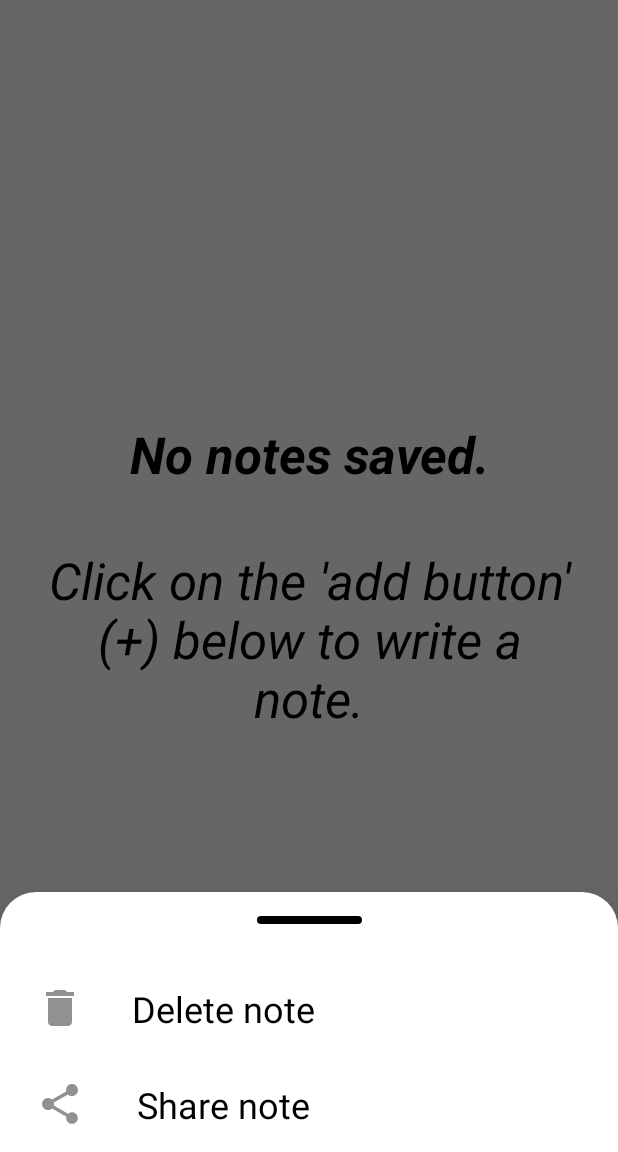
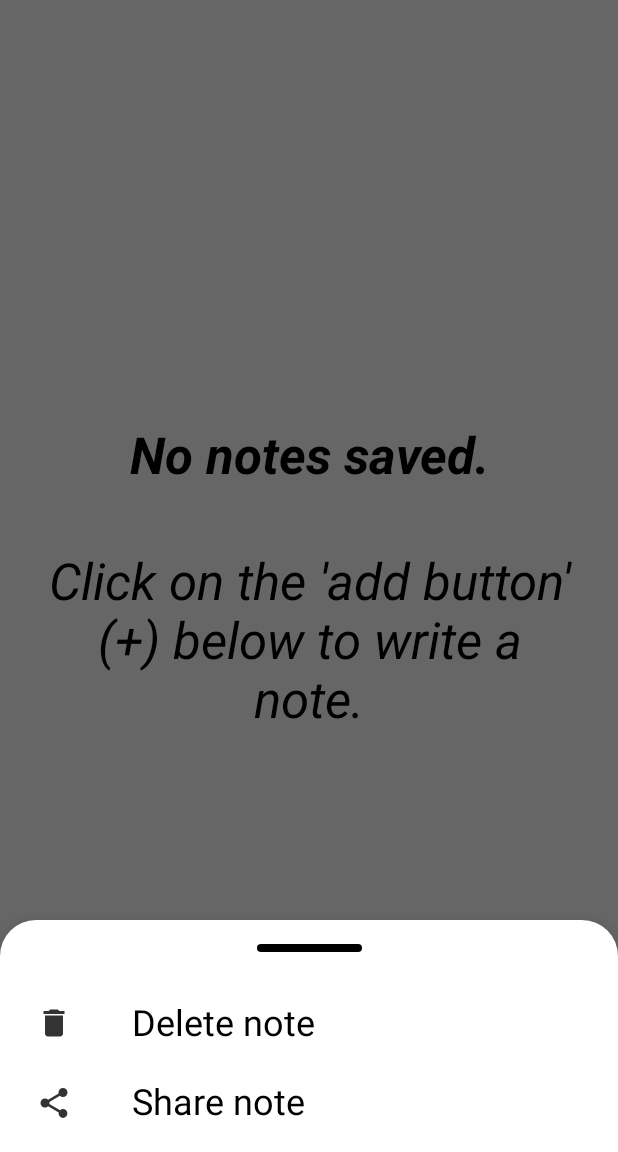
Before and after one commit to Nnamodi/Jotter, an Android app: the fragment JotBottomSheet placed in its activity, on a phone screen of 412 x 824 dp, the part 84-1236 px from its top. Run offline under Robolectric (Android 15) with nearby library versions, the phone set to English and light mode, and no system bars; our stand-ins replace Room's generated code, navigation-ui.

Commit message:
Few fixes

```diff
--- a/app/src/main/res/drawable-anydpi/delete_icon.xml
+++ b/app/src/main/res/drawable-anydpi/delete_icon.xml
@@ -3,9 +3,9 @@
     android:height="24dp"
     android:viewportWidth="24"
     android:viewportHeight="24"
-    android:tint="@color/grey"
+    android:tint="@color/primaryTextColor"
     android:alpha="0.8">
   <path
-      android:fillColor="@color/grey"
+      android:fillColor="@color/primaryTextColor"
       android:pathData="M6,19c0,1.1 0.9,2 2,2h8c1.1,0 2,-0.9 2,-2V7H6v12zM19,4h-3.5l-1,-1h-5l-1,1H5v2h14V4z"/>
 </vector>
--- a/app/src/main/res/drawable-anydpi/share_icon.xml
+++ b/app/src/main/res/drawable-anydpi/share_icon.xml
@@ -3,9 +3,9 @@
     android:height="24dp"
     android:viewportWidth="24"
     android:viewportHeight="24"
-    android:tint="@color/grey"
+    android:tint="@color/primaryTextColor"
     android:alpha="0.8">
   <path
-      android:fillColor="@color/grey"
+      android:fillColor="@color/primaryTextColor"
       android:pathData="M18,16.08c-0.76,0 -1.44,0.3 -1.96,0.77L8.91,12.7c0.05,-0.23 0.09,-0.46 0.09,-0.7s-0.04,-0.47 -0.09,-0.7l7.05,-4.11c0.54,0.5 1.25,0.81 2.04,0.81 1.66,0 3,-1.34 3,-3s-1.34,-3 -3,-3 -3,1.34 -3,3c0,0.24 0.04,0.47 0.09,0.7L8.04,9.81C7.5,9.31 6.79,9 6,9c-1.66,0 -3,1.34 -3,3s1.34,3 3,3c0.79,0 1.5,-0.31 2.04,-0.81l7.12,4.16c-0.05,0.21 -0.08,0.43 -0.08,0.65 0,1.61 1.31,2.92 2.92,2.92 1.61,0 2.92,-1.31 2.92,-2.92s-1.31,-2.92 -2.92,-2.92z"/>
 </vector>
--- a/app/src/main/res/drawable/divider.xml
+++ b/app/src/main/res/drawable/divider.xml
@@ -5,7 +5,7 @@
     <solid android:color="@color/black"/>
 
     <size android:height="5dp"
-        android:width="70dp"/>
+        android:width="40dp"/>
 
     <corners android:bottomLeftRadius="3dp"
         android:bottomRightRadius="3dp"
--- a/app/src/main/res/layout/jot_bottom_sheet.xml
+++ b/app/src/main/res/layout/jot_bottom_sheet.xml
@@ -8,7 +8,7 @@
 
     <androidx.constraintlayout.widget.ConstraintLayout
         android:layout_width="match_parent"
-        android:layout_height="match_parent">
+        android:layout_height="wrap_content">
 
         <View
             android:id="@+id/divider"
@@ -24,33 +24,36 @@
             android:id="@+id/delete_note"
             android:layout_width="0dp"
             android:layout_height="wrap_content"
-            android:layout_marginTop="24dp"
+            android:layout_marginTop="20dp"
             app:layout_constraintEnd_toEndOf="parent"
             app:layout_constraintStart_toStartOf="parent"
             app:layout_constraintTop_toBottomOf="@+id/divider">
 
             <ImageView
                 android:id="@+id/delete"
-                android:layout_width="32dp"
-                android:layout_height="32dp"
+                android:layout_width="24dp"
+                android:layout_height="24dp"
                 android:layout_marginStart="24dp"
-                android:layout_marginTop="16dp"
-                android:layout_marginBottom="16dp"
+                android:layout_marginTop="4dp"
+                android:layout_marginBottom="2dp"
                 android:contentDescription="@string/delete_note"
-                app:layout_constraintBottom_toBottomOf="parent"
+                app:layout_constraintBottom_toBottomOf="@+id/textView"
                 app:layout_constraintStart_toStartOf="parent"
-                app:layout_constraintTop_toTopOf="parent"
-                app:srcCompat="@drawable/delete_icon" />
+                app:layout_constraintTop_toTopOf="@+id/textView"
+                app:srcCompat="@drawable/delete_icon"
+                app:tint="?attr/colorOnSecondary" />
 
             <TextView
+                android:id="@+id/textView"
                 android:layout_width="0dp"
                 android:layout_height="wrap_content"
-                android:layout_marginStart="32dp"
-                android:layout_marginTop="16dp"
-                android:layout_marginEnd="202dp"
-                android:gravity="center"
+                android:layout_marginStart="40dp"
+                android:layout_marginTop="10dp"
+                android:layout_marginEnd="16dp"
+                android:layout_marginBottom="10dp"
                 android:text="@string/delete_note"
                 android:textSize="24sp"
+                app:layout_constraintBottom_toBottomOf="parent"
                 app:layout_constraintEnd_toEndOf="parent"
                 app:layout_constraintStart_toEndOf="@id/delete"
                 app:layout_constraintTop_toTopOf="parent" />
@@ -60,32 +63,37 @@
             android:id="@+id/share_note"
             android:layout_width="0dp"
             android:layout_height="wrap_content"
+            android:layout_marginBottom="8dp"
+            app:layout_constraintBottom_toBottomOf="parent"
             app:layout_constraintEnd_toEndOf="parent"
             app:layout_constraintStart_toStartOf="parent"
             app:layout_constraintTop_toBottomOf="@+id/delete_note">
 
             <ImageView
                 android:id="@+id/share"
-                android:layout_width="32dp"
-                android:layout_height="32dp"
+                android:layout_width="24dp"
+                android:layout_height="24dp"
                 android:layout_marginStart="24dp"
-                android:layout_marginTop="16dp"
-                android:layout_marginBottom="16dp"
+                android:layout_marginTop="4dp"
+                android:layout_marginBottom="1dp"
                 android:contentDescription="@string/share_note"
-                app:layout_constraintBottom_toBottomOf="parent"
+                app:layout_constraintBottom_toBottomOf="@+id/textView2"
                 app:layout_constraintStart_toStartOf="parent"
-                app:layout_constraintTop_toTopOf="parent"
-                app:srcCompat="@drawable/share_icon" />
+                app:layout_constraintTop_toTopOf="@+id/textView2"
+                app:srcCompat="@drawable/share_icon"
+                app:tint="?attr/colorOnSecondary" />
 
             <TextView
+                android:id="@+id/textView2"
                 android:layout_width="0dp"
                 android:layout_height="wrap_content"
-                android:layout_marginStart="32dp"
-                android:layout_marginTop="16dp"
-                android:layout_marginEnd="202dp"
-                android:gravity="center"
+                android:layout_marginStart="40dp"
+                android:layout_marginTop="10dp"
+                android:layout_marginEnd="16dp"
+                android:layout_marginBottom="10dp"
                 android:text="@string/share_note"
                 android:textSize="24sp"
+                app:layout_constraintBottom_toBottomOf="parent"
                 app:layout_constraintEnd_toEndOf="parent"
                 app:layout_constraintStart_toEndOf="@id/share"
                 app:layout_constraintTop_toTopOf="parent" />
--- a/app/src/main/res/values-night/themes.xml
+++ b/app/src/main/res/values-night/themes.xml
@@ -8,7 +8,7 @@
         <!-- Secondary brand color. -->
         <item name="colorSecondary">@color/secondaryDarkColor</item>
         <item name="colorSecondaryVariant">@color/secondaryColor</item>
-        <item name="colorOnSecondary">@color/black</item>
+        <item name="colorOnSecondary">@color/secondaryTextColor</item>
         <!-- Status bar color. -->
         <item name="android:statusBarColor" tools:targetApi="l">?attr/colorPrimaryVariant</item>
         <!-- Customize your theme here. -->
@@ -16,6 +16,11 @@
         <item name="bottomSheetDialogTheme">@style/Jotter.BottomSheetDialog</item>
         <item name="floatingActionButtonStyle">@style/Widget.Design.FloatingActionButton</item>
         <item name="android:textColor">@color/primaryTextColor</item>
+        <item name="windowActionBar">false</item>
+        <item name="windowNoTitle">true</item>
+        <item name="windowActionModeOverlay">true</item>
+        <item name="actionModeStyle">@style/ActionModeStyle</item>
+        <item name="actionBarTheme">@style/MyActionBarTheme</item>
     </style>
 
     <!-- JotterBottomSheet Theme. -->
@@ -31,4 +36,13 @@
         <item name="cornerFamily">rounded</item>
         <item name="cornerSize">24dp</item>
     </style>
+
+    <!-- ActionBar Theme -->
+    <style name="MyActionBarTheme" parent="ThemeOverlay.AppCompat.Dark.ActionBar">
+        <item name="colorControlNormal">@color/primaryTextColor</item>
+    </style>
+
+    <style name="ActionModeStyle" parent="@style/Widget.AppCompat.ActionMode">
+        <item name="background">?attr/colorPrimaryVariant</item>
+    </style>
 </resources>
--- a/app/src/main/res/values/themes.xml
+++ b/app/src/main/res/values/themes.xml
@@ -16,6 +16,11 @@
         <item name="bottomSheetDialogTheme">@style/Jotter.BottomSheetDialog</item>
         <item name="floatingActionButtonStyle">@style/Widget.Design.FloatingActionButton</item>
         <item name="android:textColor">@color/black</item>
+        <item name="windowActionBar">false</item>
+        <item name="windowNoTitle">true</item>
+        <item name="windowActionModeOverlay">true</item>
+        <item name="actionModeStyle">@style/ActionModeStyle</item>
+        <item name="actionBarTheme">@style/MyActionBarTheme</item>
     </style>
 
     <!-- JotterBottomSheet Theme. -->
@@ -31,4 +36,13 @@
         <item name="cornerFamily">rounded</item>
         <item name="cornerSize">24dp</item>
     </style>
+
+    <!-- ActionBar Theme -->
+    <style name="MyActionBarTheme" parent="ThemeOverlay.AppCompat.Dark.ActionBar">
+        <item name="colorControlNormal">@color/primaryTextColor</item>
+    </style>
+
+    <style name="ActionModeStyle" parent="@style/Widget.AppCompat.ActionMode">
+        <item name="background">?attr/colorPrimaryVariant</item>
+    </style>
 </resources>
```
Also changed, not shown: app/src/main/java/com/roland/android/jotter/view/JotterFragment.kt (+45 -22 lines), app/src/main/res/layout/fragment_jot.xml (+15 -6 lines).
